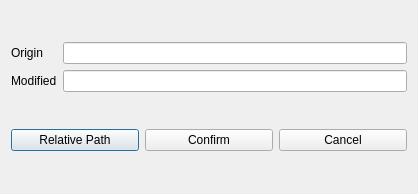
The window that ui/design/modify_path.ui (zimolab/PyInstallerGUI) describes before a commit, drawn with Qt 5.
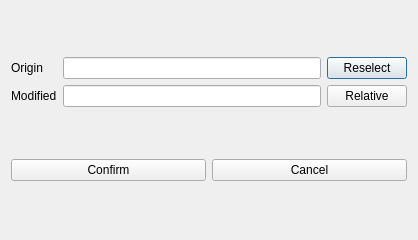
The same window after the commit.

```diff
--- a/ui/design/modify_path.ui
+++ b/ui/design/modify_path.ui
@@ -10,7 +10,7 @@
     <x>0</x>
     <y>0</y>
     <width>418</width>
-    <height>194</height>
+    <height>240</height>
    </rect>
   </property>
   <property name="windowTitle">
@@ -19,16 +19,6 @@
   <layout class="QVBoxLayout" name="verticalLayout">
    <item>
     <layout class="QGridLayout" name="gridLayout">
-     <item row="1" column="1">
-      <widget class="QLineEdit" name="modifiedPathEdit"/>
-     </item>
-     <item row="1" column="0">
-      <widget class="QLabel" name="modifiedPathLabel">
-       <property name="text">
-        <string>Modified</string>
-       </property>
-      </widget>
-     </item>
      <item row="0" column="0">
       <widget class="QLabel" name="originPathLabel">
        <property name="text">
@@ -43,17 +33,34 @@
        </property>
       </widget>
      </item>
+     <item row="0" column="2">
+      <widget class="QPushButton" name="reselectButton">
+       <property name="text">
+        <string>Reselect</string>
+       </property>
+      </widget>
+     </item>
+     <item row="1" column="0">
+      <widget class="QLabel" name="modifiedPathLabel">
+       <property name="text">
+        <string>Modified</string>
+       </property>
+      </widget>
+     </item>
+     <item row="1" column="1">
+      <widget class="QLineEdit" name="modifiedPathEdit"/>
+     </item>
+     <item row="1" column="2">
+      <widget class="QPushButton" name="relpathButton">
+       <property name="text">
+        <string>Relative</string>
+       </property>
+      </widget>
+     </item>
     </layout>
    </item>
    <item>
     <layout class="QHBoxLayout" name="horizontalLayout">
-     <item>
-      <widget class="QPushButton" name="relpathButton">
-       <property name="text">
-        <string>Relative Path</string>
-       </property>
-      </widget>
-     </item>
      <item>
       <widget class="QPushButton" name="confirmButton">
        <property name="text">
```
